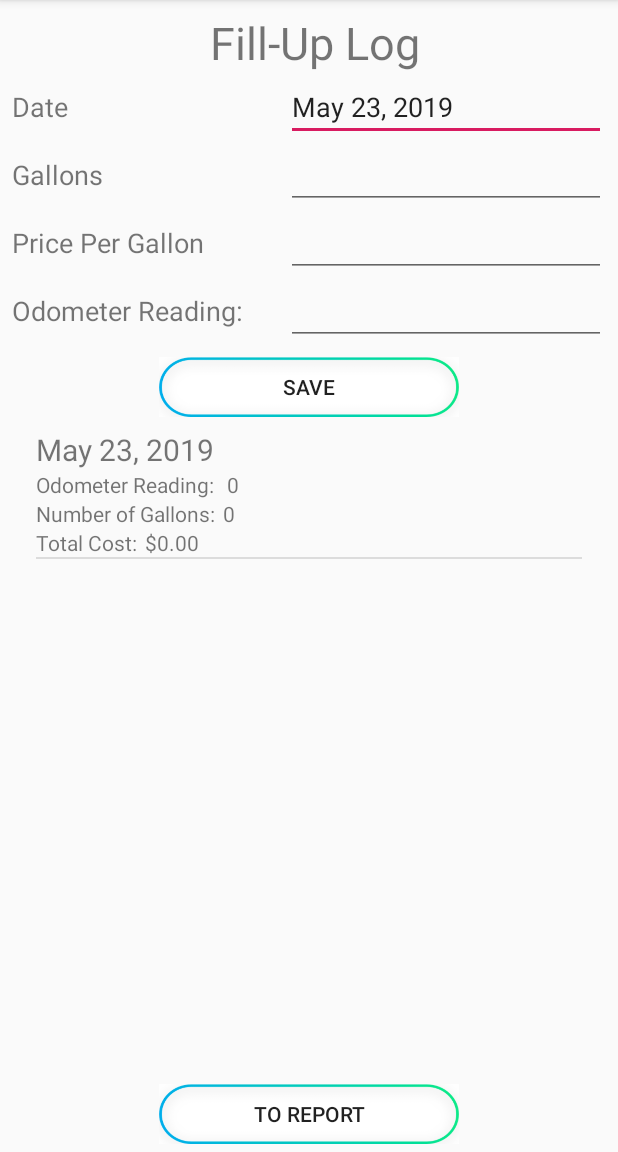
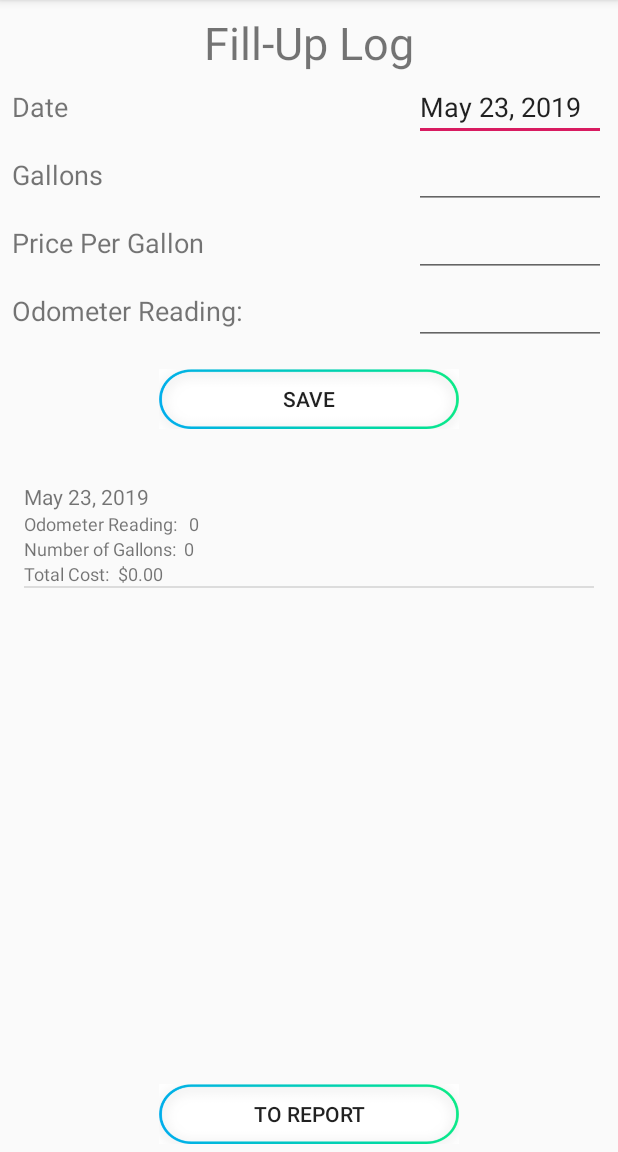
Before and after one commit to JoshShor/EnergyHouse, an Android app: the FuelMileageDataEntryActivity screen opened directly, with no data from a screen before it, after a tap on "SAVE", on a phone screen of 412 x 824 dp, the part 84-1236 px from its top. Run offline under Robolectric (Android 15) with nearby library versions, the light colour scheme and no system bars; 3 statements that could not run were skipped.

Commit message:
Brian-small final changes

```diff
--- a/app/src/main/java/cs134/miracosta/edu/energyhouse/FuelMileageDataEntryActivity.java
+++ b/app/src/main/java/cs134/miracosta/edu/energyhouse/FuelMileageDataEntryActivity.java
@@ -3,6 +3,8 @@ package cs134.miracosta.edu.energyhouse;
 import android.content.Intent;
 import android.support.v7.app.AppCompatActivity;
 import android.os.Bundle;
+import android.text.Editable;
+import android.text.TextWatcher;
 import android.view.View;
 import android.widget.EditText;
 import android.widget.ListView;
@@ -49,6 +51,8 @@ public class FuelMileageDataEntryActivity extends AppCompatActivity {
         entryListAdapter = new FuelMileageListAdapter(this, R.layout.fuel_log_list_item, entryList);
         entryListView.setAdapter(entryListAdapter);
 
+        priceOfFuelEditText = findViewById(R.id.pricePerUnitEditText);
+
         db.close();
 
     }
--- a/app/src/main/java/cs134/miracosta/edu/energyhouse/TransportReportActivity.java
+++ b/app/src/main/java/cs134/miracosta/edu/energyhouse/TransportReportActivity.java
@@ -135,8 +135,6 @@ public class TransportReportActivity extends AppCompatActivity {
         }else{
             costPerDistanceGas = totalCost/totalDistance;
         }
-
-
     }
 
 
--- a/app/src/main/res/layout/activity_fuel_mileage_data_entry.xml
+++ b/app/src/main/res/layout/activity_fuel_mileage_data_entry.xml
@@ -4,6 +4,8 @@
     xmlns:tools="http://schemas.android.com/tools"
     android:layout_width="match_parent"
     android:layout_height="match_parent"
+    android:layout_columnWeight="2"
+    android:layout_weight="2"
     android:paddingLeft="8dp"
     android:paddingRight="8dp"
     tools:context=".FuelMileageDataEntryActivity">
@@ -14,6 +16,7 @@
         android:layout_height="wrap_content"
         android:layout_marginStart="8dp"
         android:layout_marginTop="8dp"
+        android:layout_marginEnd="8dp"
         android:text="@string/fuel_log"
         android:textSize="30sp"
         app:layout_constraintEnd_toEndOf="parent"
@@ -42,7 +45,7 @@
                 android:id="@+id/dateEditText"
                 android:layout_width="wrap_content"
                 android:layout_height="wrap_content"
-                android:ems="10"
+                android:ems="6"
                 android:inputType="date" />
         </TableRow>
 
@@ -62,7 +65,7 @@
                 android:id="@+id/fuelAmtEditText"
                 android:layout_width="wrap_content"
                 android:layout_height="wrap_content"
-                android:ems="10"
+                android:ems="6"
                 android:inputType="numberDecimal" />
         </TableRow>
 
@@ -82,7 +85,7 @@
                 android:id="@+id/pricePerUnitEditText"
                 android:layout_width="wrap_content"
                 android:layout_height="wrap_content"
-                android:ems="10"
+                android:ems="6"
                 android:inputType="numberDecimal" />
         </TableRow>
 
@@ -102,20 +105,23 @@
                 android:id="@+id/odometerReadingEditText"
                 android:layout_width="wrap_content"
                 android:layout_height="wrap_content"
-                android:ems="10"
+                android:ems="6"
                 android:inputType="numberDecimal" />
         </TableRow>
     </TableLayout>
 
     <LinearLayout
-        android:layout_width="match_parent"
-        android:layout_height="0dp"
+        android:id="@+id/linearLayout4"
+        android:layout_width="234dp"
+        android:layout_height="56dp"
         android:layout_marginStart="8dp"
+        android:layout_marginTop="8dp"
         android:layout_marginEnd="8dp"
-        android:layout_marginBottom="5dp"
-        android:gravity="center"
+        android:layout_marginBottom="8dp"
+        android:gravity="center_horizontal|center_vertical"
         android:orientation="vertical"
-        app:layout_constraintBottom_toBottomOf="parent"
+        android:paddingBottom="8dp"
+        app:layout_constraintBottom_toTopOf="@+id/linearLayout3"
         app:layout_constraintEnd_toEndOf="parent"
         app:layout_constraintStart_toStartOf="parent"
         app:layout_constraintTop_toBottomOf="@+id/tableLayout">
@@ -129,14 +135,28 @@
             android:layout_marginTop="8dp"
             android:layout_marginEnd="8dp"
             android:background="@drawable/button_bg"
-            android:gravity="center_horizontal|center_vertical"
             android:onClick="addEntry"
-            android:text="@string/save"
-            android:textAlignment="center" />
+            android:text="@string/save" />
+    </LinearLayout>
+
+    <LinearLayout
+        android:id="@+id/linearLayout3"
+        android:layout_width="wrap_content"
+        android:layout_height="0dp"
+        android:layout_marginStart="8dp"
+        android:layout_marginTop="11dp"
+        android:layout_marginEnd="8dp"
+        android:layout_marginBottom="5dp"
+        android:gravity="center"
+        android:orientation="vertical"
+        app:layout_constraintBottom_toBottomOf="parent"
+        app:layout_constraintEnd_toEndOf="parent"
+        app:layout_constraintStart_toStartOf="parent"
+        app:layout_constraintTop_toBottomOf="@+id/linearLayout4">
 
         <ListView
             android:id="@+id/fuelEntryListView"
-            android:layout_width="match_parent"
+            android:layout_width="wrap_content"
             android:layout_height="wrap_content"
             android:layout_marginStart="8dp"
             android:layout_marginTop="8dp"
@@ -159,4 +179,5 @@
             android:text="@string/to_report" />
     </LinearLayout>
 
+
 </android.support.constraint.ConstraintLayout>
--- a/app/src/main/res/layout/fuel_log_list_item.xml
+++ b/app/src/main/res/layout/fuel_log_list_item.xml
@@ -11,7 +11,7 @@
         android:layout_width="match_parent"
         android:layout_height="wrap_content"
         android:text="TextView"
-        android:textSize="20sp" />
+        android:textSize="14sp" />
 
     <LinearLayout
         android:layout_width="match_parent"
@@ -23,14 +23,16 @@
             android:layout_width="wrap_content"
             android:layout_height="wrap_content"
             android:layout_marginRight="5dp"
-            android:text="@string/odometerReading" />
+            android:text="@string/odometerReading"
+            android:textSize="12sp" />
 
         <TextView
             android:id="@+id/odometerReadingTextView"
             android:layout_width="wrap_content"
             android:layout_height="wrap_content"
             android:layout_weight="1"
-            android:text="TextView" />
+            android:text="TextView"
+            android:textSize="12sp" />
     </LinearLayout>
 
     <LinearLayout
@@ -44,13 +46,15 @@
             android:layout_height="wrap_content"
             android:layout_marginRight="5dp"
             android:layout_weight="0"
-            android:text="@string/number_of_gallons" />
+            android:text="@string/number_of_gallons"
+            android:textSize="12sp" />
 
         <TextView
             android:id="@+id/amtFuelTextView"
             android:layout_width="wrap_content"
             android:layout_height="wrap_content"
-            android:text="TextView" />
+            android:text="TextView"
+            android:textSize="12sp" />
     </LinearLayout>
 
     <LinearLayout
@@ -64,13 +68,15 @@
             android:layout_height="wrap_content"
             android:layout_marginRight="5dp"
             android:layout_weight="1"
-            android:text="@string/total_cost" />
+            android:text="@string/total_cost"
+            android:textSize="12sp" />
 
         <TextView
             android:id="@+id/totalFuelCostTextView"
             android:layout_width="match_parent"
             android:layout_height="wrap_content"
-            android:text="TextView" />
+            android:text="TextView"
+            android:textSize="12sp" />
     </LinearLayout>
 
 
--- a/app/src/main/res/values/strings.xml
+++ b/app/src/main/res/values/strings.xml
@@ -69,5 +69,6 @@
     <string name="travel_equivalent">Travel Equivalent:</string>
     <string name="cost_equivalent">Cost Equivalent</string>
     <string name="cost_per_mile" >"Cost Per Mile: "</string>
+    <string name="reset">Reset</string>
     <!-- End of Dennis's Strings -->
 </resources>
```
Also changed, not shown: 1 other file.
